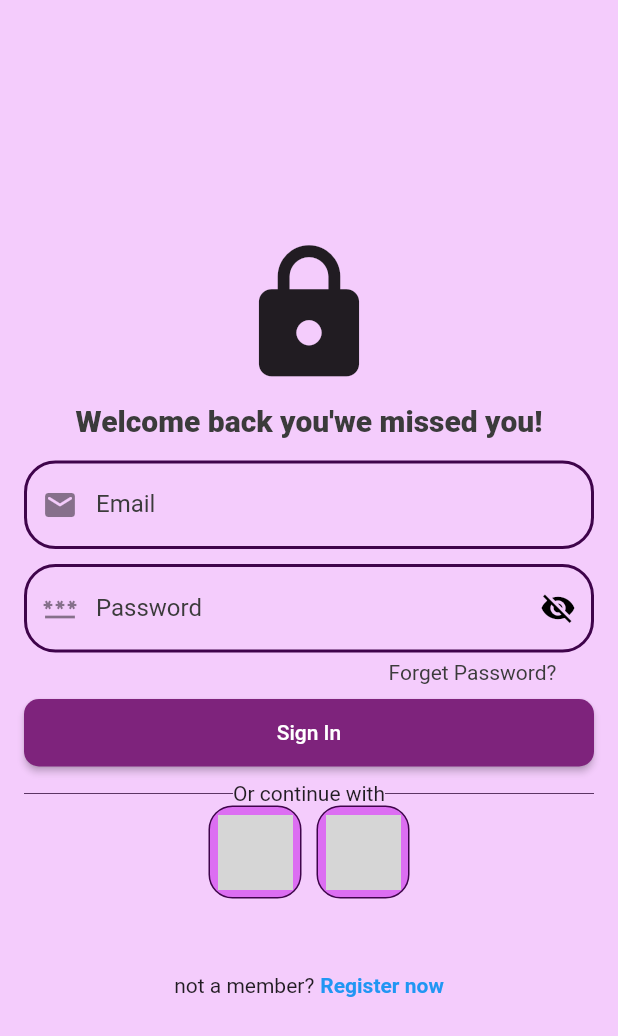
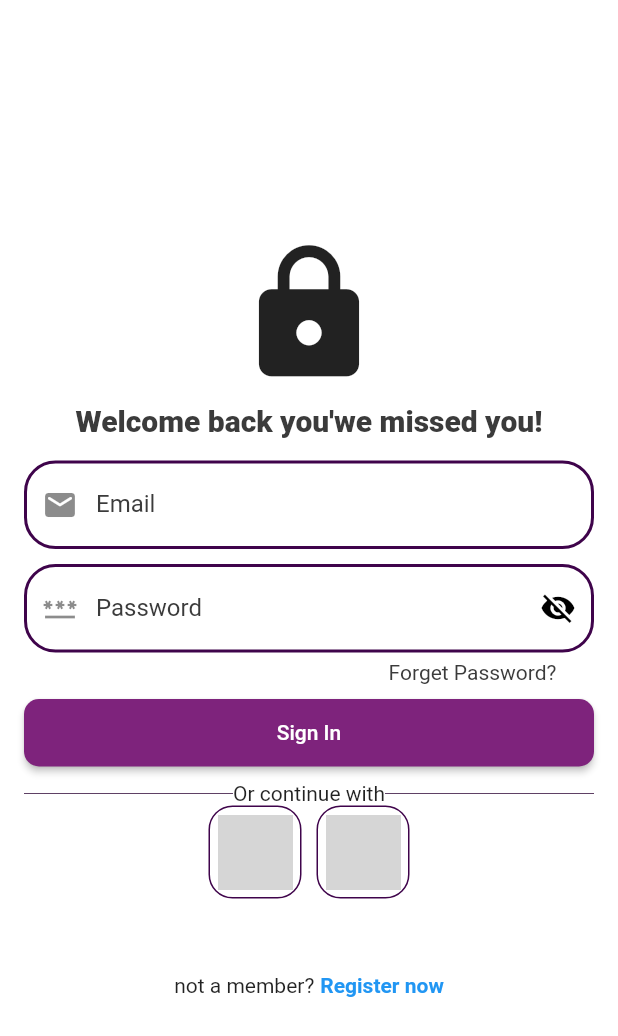
Before and after one commit to eduardogabrielz/Crud_Studants_Flutter, a Flutter app: the screen it shows after launch, on a phone screen of 412 x 824 dp. Shown: the top 1036 px of the screen. Run offline on Flutter 3.47's test engine with Material 2 defaults, Android fonts, the phone set to English and light mode, and no system bars; our stand-ins replace drift; accounts and stored records are empty; generated files the repository leaves out were written again; network calls fail; grey boxes are pictures that could not be loaded.

Commit message:
att crud

```diff
--- a/crud/lib/colorPallete/palette.dart
+++ b/crud/lib/colorPallete/palette.dart
@@ -6,6 +6,5 @@ class ColorPalette {
   static const Color textColor = Color(0xFF3B3B3B);
   static const Color borderColorInput = Color(0xFF3F044B);
   static const Color borderColorInputActivate = Color(0xFF290231);
-  static const Color backgroundColor = Color(0x37CC12F1);
-  static const Color iconBackgroundColor = Color(0x75C000E6);
+  static const Color iconBackgroundColor = Color(0xEAFFFFFF);
 }
--- a/crud/lib/mainApp/loginScreen.dart
+++ b/crud/lib/mainApp/loginScreen.dart
@@ -242,7 +242,7 @@ class LoginScreenState extends State<LoginScreen> {
   @override
   Widget build(BuildContext context) {
     return Scaffold(
-      backgroundColor: ColorPalette.backgroundColor,
+      backgroundColor: Colors.white,
       body: Center(
         child: Padding(
           padding: const EdgeInsets.all(16.0),
```
